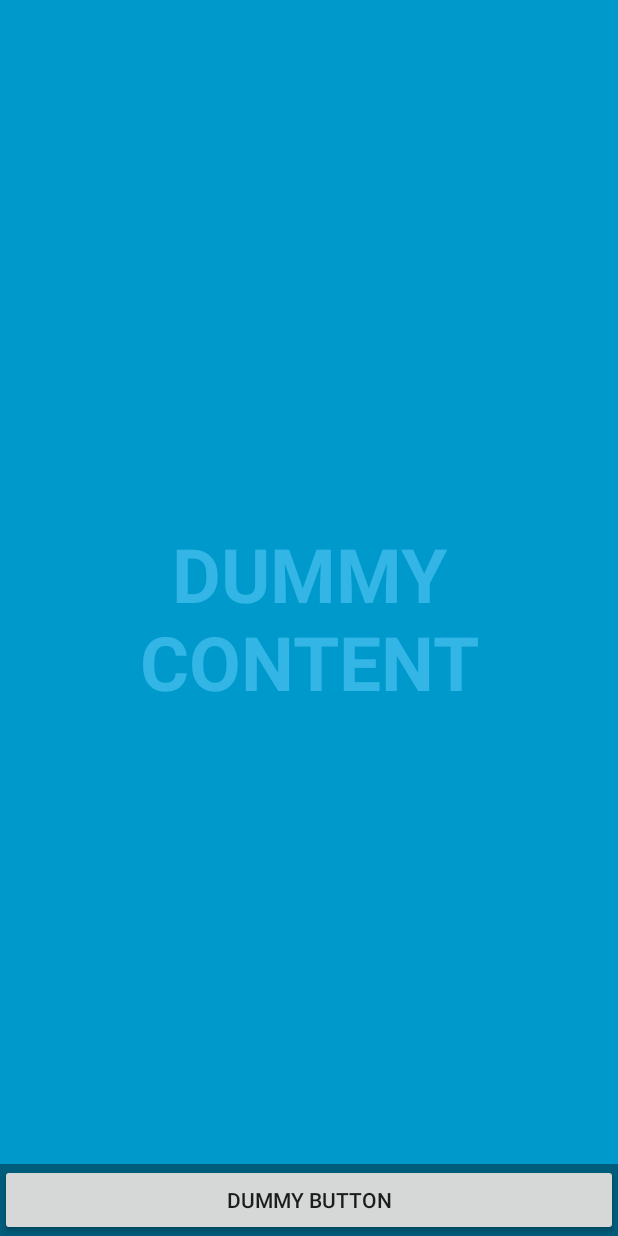
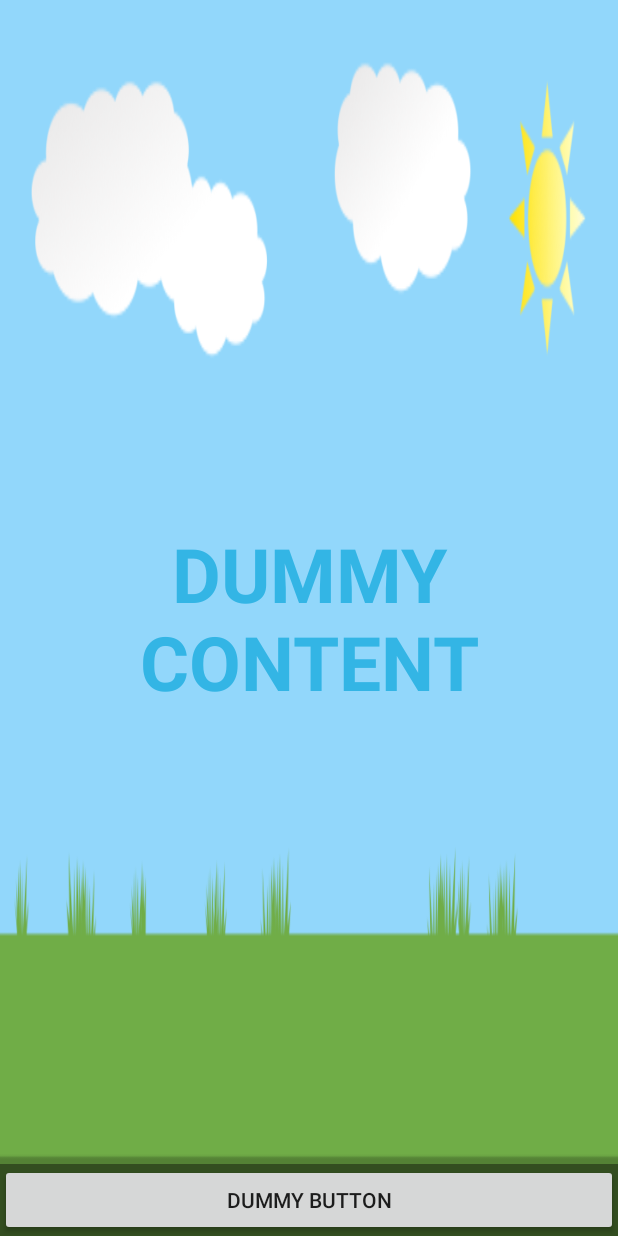
Before and after one commit to SupeDeDupe/yoshi-game-mobile, an Android app: the layout activity_fullscreen_game.xml on its own in the app's theme, with its tools: preview values and no code run, on a phone screen of 412 x 824 dp. Run offline under Robolectric (Android 15) with nearby library versions, the phone set to English and light mode, and no system bars.

Commit message:
Added background to the app's fullscreen activity layout

```diff
--- a/YoshiGame3.0/app/src/main/AndroidManifest.xml
+++ b/YoshiGame3.0/app/src/main/AndroidManifest.xml
@@ -13,6 +13,7 @@
             android:name=".FullscreenGameActivity"
             android:configChanges="orientation|keyboardHidden|screenSize"
             android:label="@string/app_name"
+            android:screenOrientation="landscape"
             android:theme="@style/FullscreenTheme">
             <intent-filter>
                 <action android:name="android.intent.action.MAIN" />
--- a/YoshiGame3.0/app/src/main/res/layout/activity_fullscreen_game.xml
+++ b/YoshiGame3.0/app/src/main/res/layout/activity_fullscreen_game.xml
@@ -2,7 +2,7 @@
     xmlns:tools="http://schemas.android.com/tools"
     android:layout_width="match_parent"
     android:layout_height="match_parent"
-    android:background="#0099cc"
+    android:background="@drawable/background"
     tools:context="com.sethompson.android.yoshigame30.FullscreenGameActivity">
 
     <!-- The primary full-screen view. This can be replaced with whatever view
```
Also changed, not shown: YoshiGame3.0/app/src/main/res/drawable/background.png (added).
